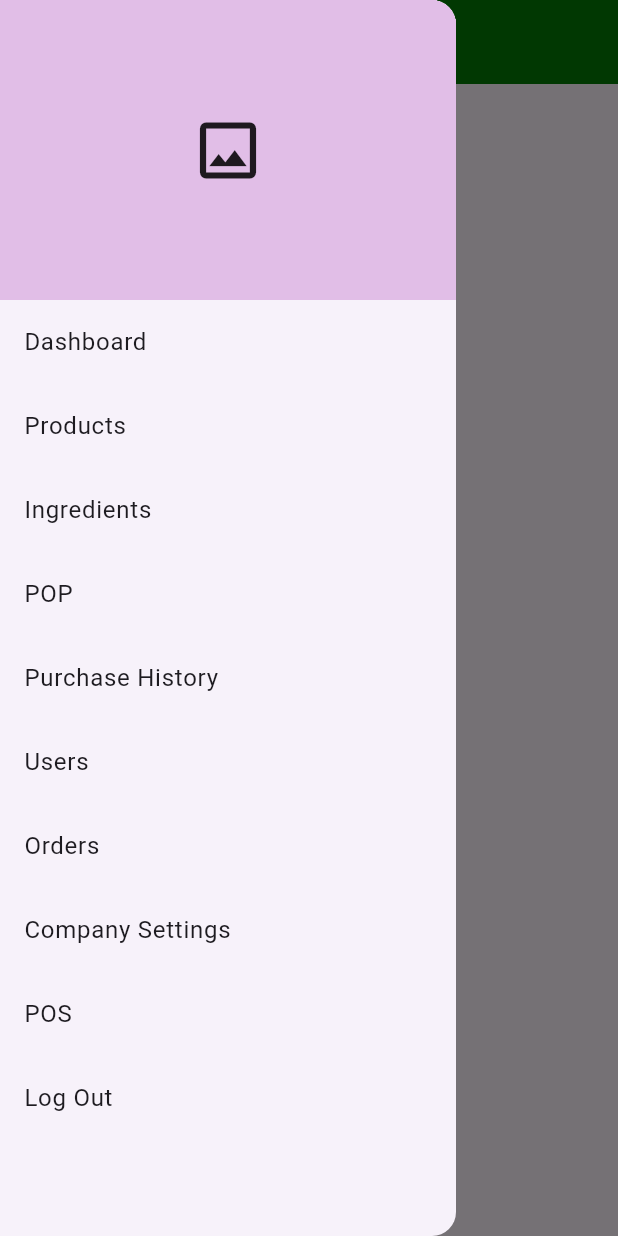
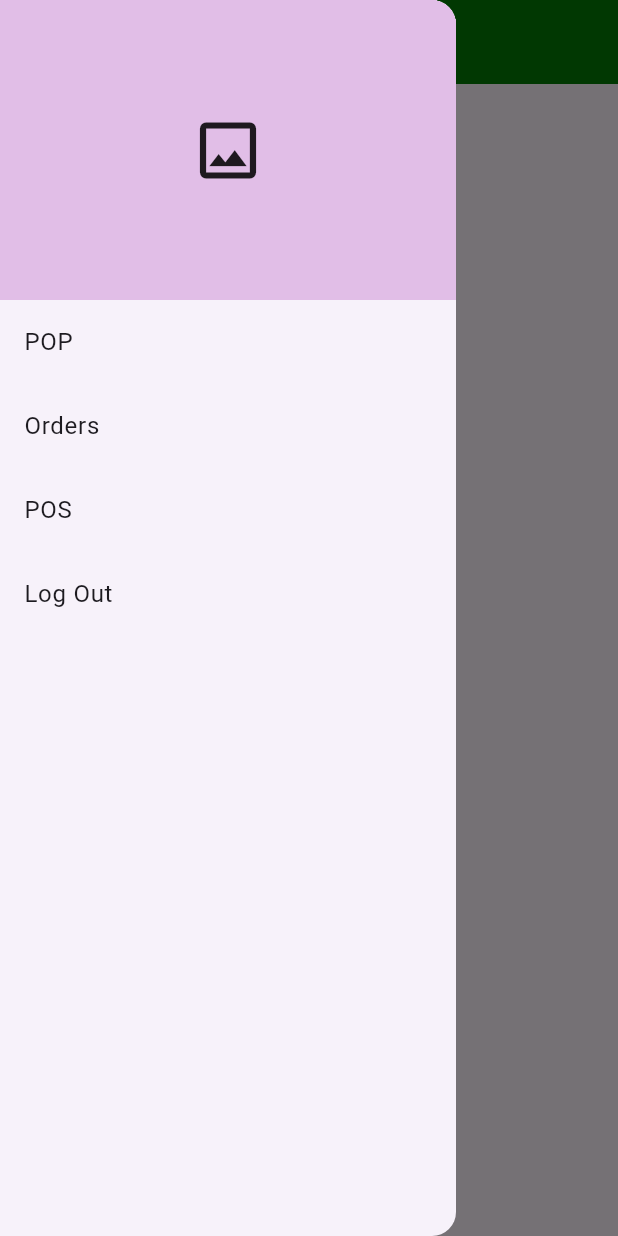
Before and after one commit to yousafi23/point-of-sale, a Flutter app: the OrderViewScreen screen opened directly, with the side drawer open, on a phone screen of 412 x 824 dp. Run offline on Flutter 3.47's test engine with Material 3 defaults, Android fonts, the phone set to English and light mode, and no system bars; our stand-ins replace get, image_picker, jiffy, open_file, sqflite, sqflite_common_ffi and 1 more; missing offline and left inert: syncfusion_flutter_xlsio; accounts and stored records are empty; key blocks and very long unbroken strings in the code were emptied for the run.

Commit message:
User rights working properly.

```diff
--- a/lib/general/drawer.dart
+++ b/lib/general/drawer.dart
@@ -1,9 +1,13 @@
+// ignore_for_file: public_member_api_docs, sort_constructors_first
 import 'package:flutter/material.dart';
+import 'package:get/get.dart';
+
 import 'package:point_of_sale_app/Dashboard/dashboard.dart';
 import 'package:point_of_sale_app/admin/ingredients_screen.dart';
 import 'package:point_of_sale_app/admin/products_screen.dart';
 import 'package:point_of_sale_app/admin/users_screen.dart';
 import 'package:point_of_sale_app/company_settings.dart';
+import 'package:point_of_sale_app/controllers/login_controller.dart';
 import 'package:point_of_sale_app/database/company_model.dart';
 import 'package:point_of_sale_app/database/db_helper.dart';
 import 'package:point_of_sale_app/login_screen.dart';
@@ -24,6 +28,8 @@ class ReusableDrawer extends StatelessWidget {
 
   @override
   Widget build(BuildContext context) {
+    LogInController logInController = Get.find();
+
     ListTile createDrawerItem({
       required String title,
       required Widget page,
@@ -64,14 +70,17 @@ class ReusableDrawer extends StatelessWidget {
               }
             },
           ),
+          if (logInController.isAdmin == true)
             createDrawerItem(
               title: 'Dashboard',
               page: const Dashboard(),
             ),
+          if (logInController.isAdmin == true)
             createDrawerItem(
               title: 'Products',
               page: const ProductsScreen(),
             ),
+          if (logInController.isAdmin == true)
             createDrawerItem(
               title: 'Ingredients',
               page: const IngredientsScreen(),
@@ -80,10 +89,12 @@ class ReusableDrawer extends StatelessWidget {
             title: 'POP',
             page: const PopScreen(),
           ),
+          if (logInController.isAdmin == true)
             createDrawerItem(
               title: 'Purchase History',
               page: const PurchaseHistory(),
             ),
+          if (logInController.isAdmin == true)
             createDrawerItem(
               title: 'Users',
               page: const UsersScreen(),
@@ -92,6 +103,7 @@ class ReusableDrawer extends StatelessWidget {
             title: 'Orders',
             page: const OrderViewScreen(),
           ),
+          if (logInController.isAdmin == true)
             createDrawerItem(
               title: 'Company Settings',
               page: const CompanySettingsScreen(),
--- a/lib/main.dart
+++ b/lib/main.dart
@@ -1,6 +1,7 @@
 import 'package:flutter/material.dart';
 import 'package:get/get.dart';
 import 'package:point_of_sale_app/Dashboard/dashboard.dart';
+import 'package:point_of_sale_app/login_screen.dart';
 import 'package:sqflite_common_ffi/sqflite_ffi.dart';
 
 Future main() async {
@@ -32,7 +33,8 @@ class Home extends StatelessWidget {
           useMaterial3: true,
           textTheme:
               const TextTheme(headlineLarge: TextStyle(color: Colors.white))),
-      home: const Dashboard(),
+      // home: const Dashboard(),
+      home: LoginScreen(),
     );
   }
 }
```
Lines whose indentation alone changed are shown as unchanged.
